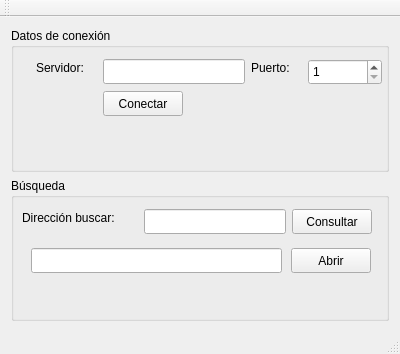
First picture: the form in DNS/mainwindow.ui, repository abadillagodinez/ED_DNS_Client-Server, before the edit.
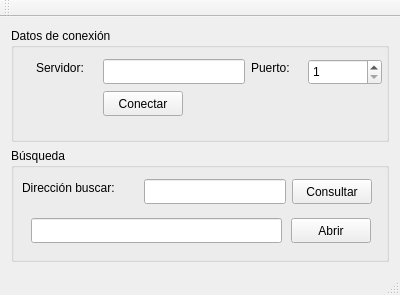
Second picture: the form after the edit.

What changed in the file:
```diff
--- a/DNS/mainwindow.ui
+++ b/DNS/mainwindow.ui
@@ -7,7 +7,7 @@
     <x>0</x>
     <y>0</y>
     <width>400</width>
-    <height>354</height>
+    <height>295</height>
    </rect>
   </property>
   <property name="windowTitle">
```
